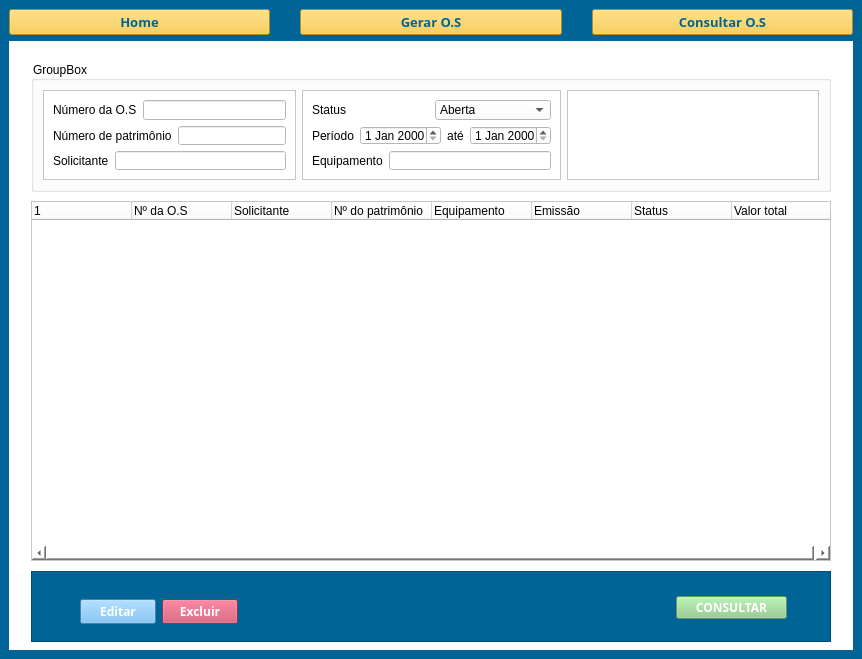
The window that OS_SIMAP_beta.ui (Mschirmann/Interface) describes before a commit, drawn with Qt 5.
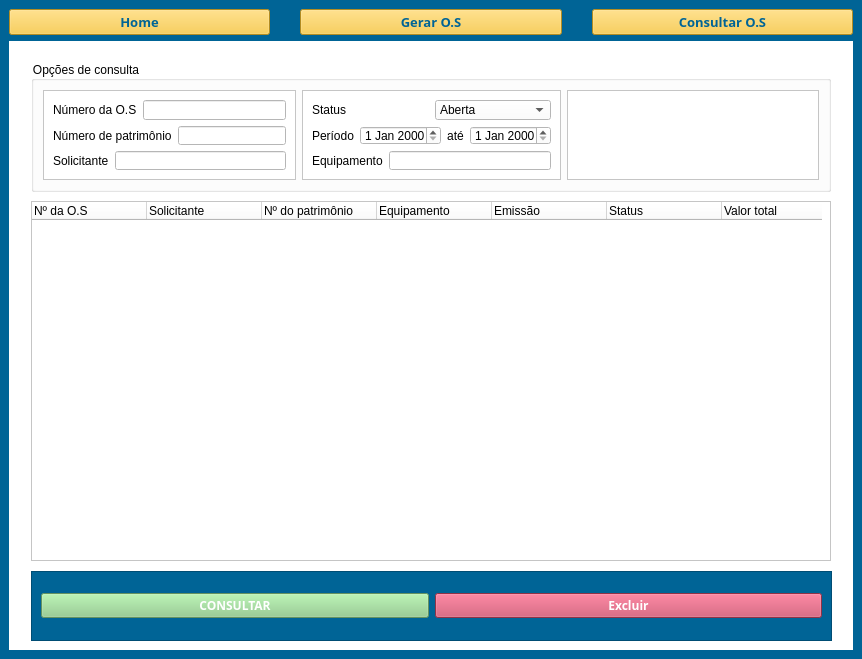
The same window after the commit. The open tabs and pages were chosen to show the change. Icons and pictures are not drawn.

The edit to the form file:
```diff
--- a/OS_SIMAP_beta.ui
+++ b/OS_SIMAP_beta.ui
@@ -1445,7 +1445,7 @@
          </rect>
         </property>
         <property name="title">
-         <string>GroupBox</string>
+         <string>Opções de consulta</string>
         </property>
         <layout class="QHBoxLayout" name="horizontalLayout_15">
          <item>
@@ -1627,8 +1627,8 @@
          <rect>
           <x>22</x>
           <y>530</y>
-          <width>800</width>
-          <height>71</height>
+          <width>801</width>
+          <height>70</height>
          </rect>
         </property>
         <property name="styleSheet">
@@ -1640,15 +1640,9 @@
         <property name="frameShadow">
          <enum>QFrame::Raised</enum>
         </property>
+        <layout class="QHBoxLayout" name="horizontalLayout_16">
+         <item>
         <widget class="QPushButton" name="btn_consultar">
-         <property name="geometry">
-          <rect>
-           <x>645</x>
-           <y>25</y>
-           <width>111</width>
-           <height>23</height>
-          </rect>
-         </property>
          <property name="font">
           <font>
            <family>Microsoft JhengHei</family>
@@ -1676,45 +1670,6 @@
           <string>CONSULTAR</string>
          </property>
         </widget>
-        <widget class="QWidget" name="layoutWidget">
-         <property name="geometry">
-          <rect>
-           <x>49</x>
-           <y>25</y>
-           <width>158</width>
-           <height>31</height>
-          </rect>
-         </property>
-         <layout class="QHBoxLayout" name="horizontalLayout_16">
-          <item>
-           <widget class="QPushButton" name="btn_editar">
-            <property name="font">
-             <font>
-              <family>Microsoft JhengHei</family>
-              <pointsize>9</pointsize>
-              <weight>75</weight>
-              <bold>true</bold>
-             </font>
-            </property>
-            <property name="styleSheet">
-             <string notr="true">QPushButton{
-	
-	background-color: rgb(100, 180, 240);
-	color: rgb(255, 255, 255);
-	
-}
-
-QPushButton:hover{
-	
-	background-color: rgb(200, 200, 200);
-	color: rgb(0, 100, 150)
-
-}</string>
-            </property>
-            <property name="text">
-             <string>Editar</string>
-            </property>
-           </widget>
           </item>
           <item>
            <widget class="QPushButton" name="btn_excluir">
@@ -1748,7 +1703,6 @@
           </item>
          </layout>
         </widget>
-       </widget>
        <widget class="QTreeWidget" name="treeWidget">
         <property name="geometry">
          <rect>
@@ -1758,11 +1712,32 @@
           <height>360</height>
          </rect>
         </property>
-        <column>
-         <property name="text">
-          <string/>
-         </property>
-        </column>
+        <property name="font">
+         <font>
+          <kerning>true</kerning>
+         </font>
+        </property>
+        <property name="uniformRowHeights">
+         <bool>true</bool>
+        </property>
+        <property name="itemsExpandable">
+         <bool>true</bool>
+        </property>
+        <attribute name="headerCascadingSectionResizes">
+         <bool>true</bool>
+        </attribute>
+        <attribute name="headerMinimumSectionSize">
+         <number>40</number>
+        </attribute>
+        <attribute name="headerDefaultSectionSize">
+         <number>115</number>
+        </attribute>
+        <attribute name="headerHighlightSections">
+         <bool>false</bool>
+        </attribute>
+        <attribute name="headerStretchLastSection">
+         <bool>false</bool>
+        </attribute>
         <column>
          <property name="text">
           <string>Nº da O.S</string>
@@ -1798,11 +1773,6 @@
           <string>Valor total</string>
          </property>
         </column>
-        <column>
-         <property name="text">
-          <string/>
-         </property>
-        </column>
        </widget>
       </widget>
       <widget class="QWidget" name="pg_home">
```
Lines whose indentation alone changed are shown as unchanged.
